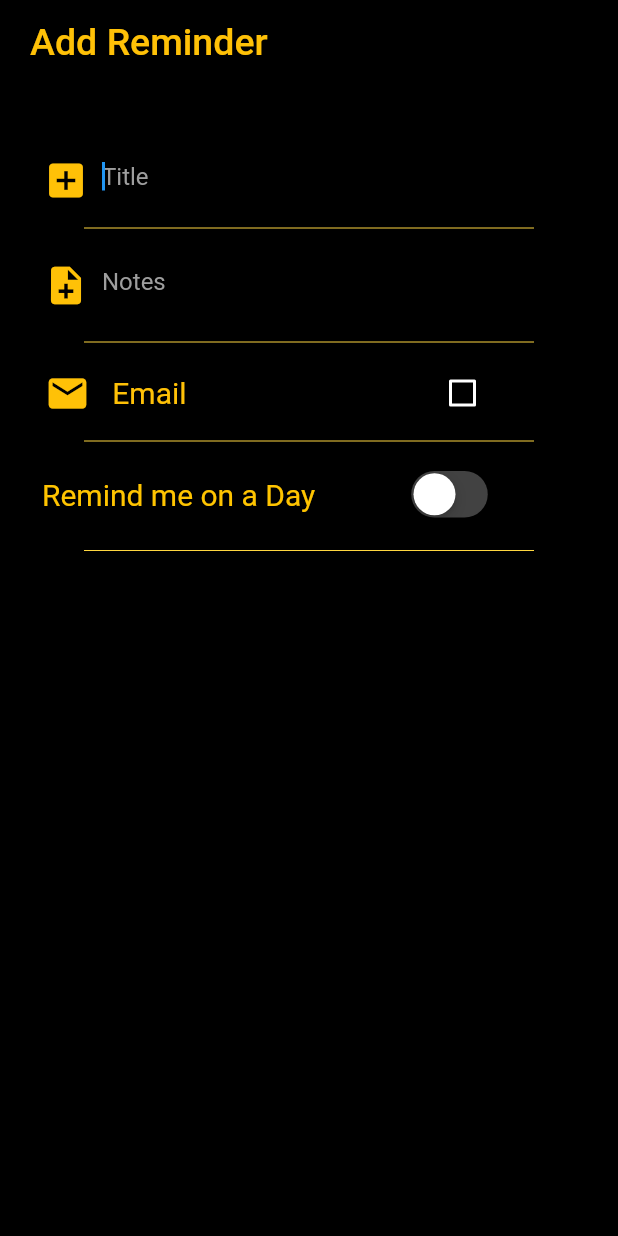
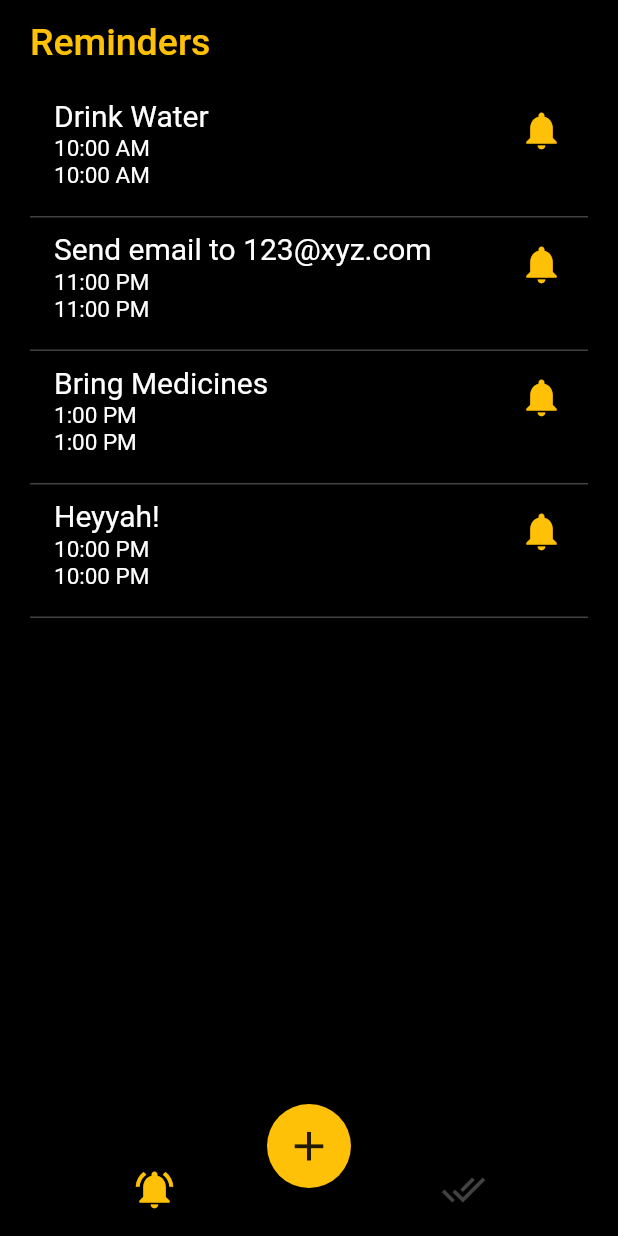
Before and after one commit to bx0709/reminder_app, a Flutter app: the screen it shows after launch, on a phone screen of 412 x 824 dp. Run offline on Flutter 3.47's test engine with Material 2 defaults, Android fonts, the phone set to English and light mode, and no system bars.

Commit message:
done with the add page

```diff
--- /dev/null
+++ b/lib/Pages/Reminders.dart
@@ -0,0 +1,225 @@
+import 'package:flutter/cupertino.dart';
+import 'package:flutter/material.dart';
+import 'package:flutter/widgets.dart';
+import '../main.dart';
+
+class Reminder {
+  String msg;
+  String time;
+  bool enabled = true;
+  Reminder(String msg, String time) {
+    this.msg = msg;
+    this.time = time;
+  }
+}
+
+List<Reminder> reminders = <Reminder>[
+  Reminder('Drink Water', '10:00 AM'),
+  Reminder('Send email to 123@xyz.com', '11:00 PM'),
+  Reminder('Bring Medicines', '1:00 PM'),
+  Reminder('Heyyah!', '10:00 PM')
+];
+
+class Reminders extends StatefulWidget {
+  @override
+  _ReminderAppState createState() => _ReminderAppState();
+}
+
+class _ReminderAppState extends State<Reminders> {
+  int _selectedIndex = 0;
+
+  void _onItemTapped(int index) {
+    setState(() {
+      _selectedIndex = index;
+    });
+  }
+
+  @override
+  Widget build(BuildContext context) {
+    List<Widget> body = <Widget>[
+      ListView.builder(
+        padding: EdgeInsets.fromLTRB(20, 0, 20, 0),
+        itemCount: reminders.length,
+        itemBuilder: (context, index) {
+          return Container(
+            decoration: BoxDecoration(
+              //                    <-- BoxDecoration
+              border: Border(bottom: BorderSide(color: Colors.grey[800])),
+            ),
+            child: Dismissible(
+              direction: DismissDirection.horizontal,
+              background: Container(
+                  color: Colors.grey[900],
+                  child: Row(
+                    mainAxisAlignment: MainAxisAlignment.start,
+                    children: <Widget>[
+                      SizedBox(width: 20),
+                      Icon(
+                        Icons.delete,
+                        size: 30,
+                        color: Colors.red,
+                      ),
+                    ],
+                  )),
+              secondaryBackground: Container(
+                  color: Colors.grey[900],
+                  child: Row(
+                    mainAxisAlignment: MainAxisAlignment.end,
+                    children: <Widget>[
+                      Icon(
+                        Icons.done,
+                        size: 30,
+                        color: Colors.green,
+                      ),
+                      SizedBox(width: 20),
+                    ],
+                  )),
+              key: UniqueKey(),
+              onDismissed: (direction) {
+                if (direction == DismissDirection.startToEnd) {
+                  setState(() {
+                    reminders.removeAt(index);
+                  });
+                  Scaffold.of(context).showSnackBar(
+                      SnackBar(content: Text("Reminder deleted")));
+                } else {
+                  setState(() {
+                    //reminder shifted from active to completed
+                    Scaffold.of(context).showSnackBar(SnackBar(
+                        content: Text("Reminder shifted to completed")));
+                  });
+                }
+              },
+              child: ListTile(
+                title: Text(reminders[index].msg,
+                    style: TextStyle(
+                      fontSize: 20,
+                      color: Colors.white,
+                    )),
+                subtitle:
+                    Text("${reminders[index].time} \n${reminders[index].time}",
+                        style: TextStyle(
+                          fontSize: 15,
+                          color: Colors.white,
+                        )),
+                //dense: true,
+                isThreeLine: true,
+
+                trailing: Icon(
+                  Icons.notifications,
+                  color: Colors.amber,
+                  size: 30,
+                ),
+              ),
+            ),
+          );
+        },
+      ),
+      ListView.builder(
+        padding: EdgeInsets.fromLTRB(20, 0, 20, 0),
+        itemCount: reminders.length,
+        itemBuilder: (context, index) {
+          return Container(
+            decoration: BoxDecoration(
+              //                    <-- BoxDecoration
+              border: Border(bottom: BorderSide(color: Colors.grey[800])),
+            ),
+            child: Dismissible(
+              direction: DismissDirection.startToEnd,
+              background: Container(
+                  color: Colors.grey[900],
+                  child: Row(
+                    mainAxisAlignment: MainAxisAlignment.start,
+                    children: <Widget>[
+                      SizedBox(width: 20),
+                      Icon(
+                        Icons.delete,
+                        size: 30,
+                        color: Colors.red,
+                      ),
+                    ],
+                  )),
+              key: UniqueKey(),
+              onDismissed: (direction) {
+                setState(() {
+                  reminders.removeAt(index);
+                });
+                Scaffold.of(context)
+                    .showSnackBar(SnackBar(content: Text("Reminder deleted")));
+              },
+              child: ListTile(
+                title: Text(reminders[index].msg,
+                    style: TextStyle(
+                      fontSize: 20,
+                      color: Colors.white,
+                    )),
+                subtitle:
+                    Text("${reminders[index].time} \n${reminders[index].time}",
+                        style: TextStyle(
+                          fontSize: 15,
+                          color: Colors.white,
+                        )),
+                //dense: true,
+                isThreeLine: true,
+
+                trailing: Icon(
+                  Icons.done,
+                  color: Colors.amber,
+                  size: 30,
+                ),
+              ),
+            ),
+          );
+        },
+      )
+    ];
+
+    return Scaffold(
+      backgroundColor: Colors.black,
+      appBar: AppBar(
+        backgroundColor: Colors.black,
+        title: Text(
+          'Reminders',
+          style: TextStyle(
+            fontSize: 25,
+            color: Colors.amber,
+          ),
+        ),
+        titleSpacing: 20,
+      ),
+
+      body: body[_selectedIndex],
+
+      bottomNavigationBar: BottomNavigationBar(
+        items: const <BottomNavigationBarItem>[
+          BottomNavigationBarItem(
+              icon: Icon(Icons.notifications_active), title: Text('')),
+          BottomNavigationBarItem(icon: Icon(Icons.done_all), title: Text(''))
+        ],
+        currentIndex: _selectedIndex,
+        selectedItemColor: Colors.amber,
+        onTap: _onItemTapped,
+        showSelectedLabels: false,
+        showUnselectedLabels: false,
+        backgroundColor: Colors.black,
+        iconSize: 30,
+        unselectedItemColor: Colors.grey[800],
+      ),
+
+      floatingActionButtonLocation: FloatingActionButtonLocation.centerDocked,
+      //body:
+      floatingActionButton: FloatingActionButton(
+        onPressed: () {
+          Navigator.pushNamed(context, '/add_reminder');
+          ;
+        },
+        backgroundColor: Colors.amber,
+        child: Icon(
+          Icons.add,
+          size: 33,
+          color: Colors.black87,
+        ),
+      ),
+    );
+  }
+}
--- a/lib/main.dart
+++ b/lib/main.dart
@@ -1,10 +1,15 @@
+// import 'dart:js';
+
 import 'package:flutter/material.dart';
 import 'package:flutter/widgets.dart';
+import 'Pages/Reminders.dart';
 import 'Pages/Add_Reminder.dart';
-import 'Pages/HomePage.dart';
 
 void main() {
   runApp(MaterialApp(
-    home: Add_Reminder(),
+    routes: {
+      '/': (context) => Reminders(),
+      '/add_reminder': (context) => Add_Reminder(),
+    },
   ));
 }
```
Also changed, not shown: lib/Pages/Add_Reminder.dart (+76 -41 lines), lib/Pages/Add_Reminder_1.dart (deleted, +0 -280 lines), lib/Pages/HomePage.dart (deleted, +0 -110 lines), lib/Functionality/conditional_builder.dart (renamed from lib/Pages/conditional_builder.dart).
